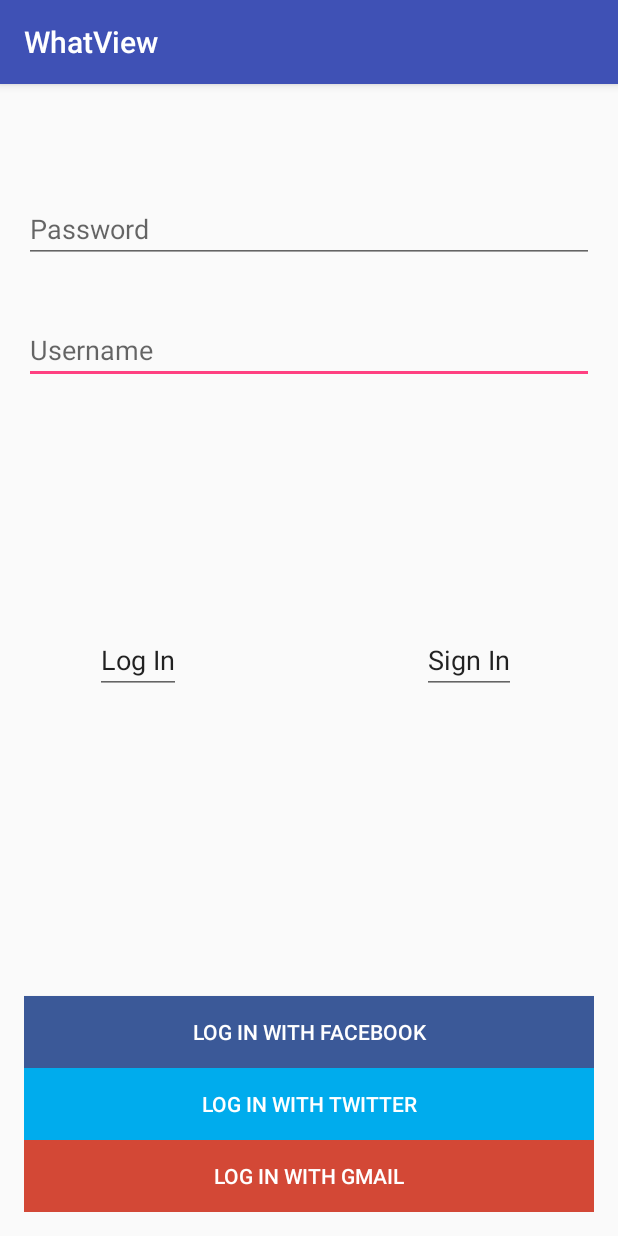
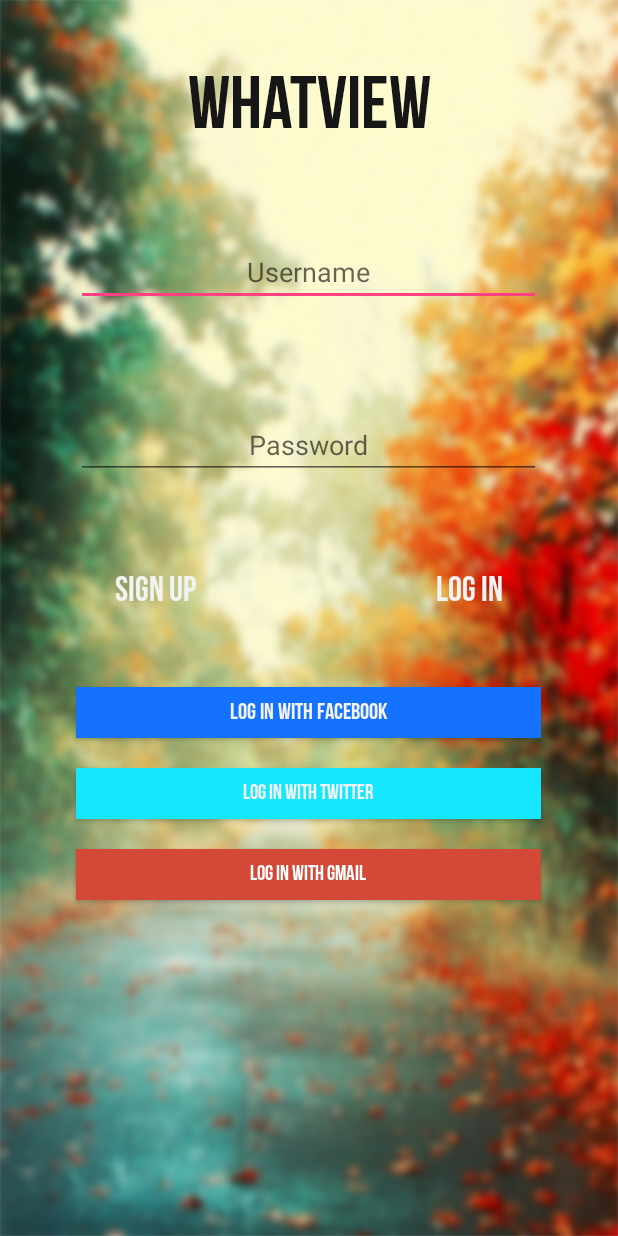
Before and after one commit to Fortune9316/whatview, an Android app: the screen it shows after launch (MainActivity), on a phone screen of 412 x 824 dp. Run offline under Robolectric (Android 15) with nearby library versions, the phone set to English and light mode, and no system bars.

Commit message:
Design / link activitys

```diff
--- a/app/src/main/AndroidManifest.xml
+++ b/app/src/main/AndroidManifest.xml
@@ -16,7 +16,7 @@
             </intent-filter>
         </activity>
         <activity android:name=".SignUpActivity"></activity>
-        <activity android:name=".PickActivity"   android:theme="@style/Theme.AppCompat.Light.NoActionBar"> </activity>
+        <activity android:name=".PickActivity"> </activity>
     </application>
 
 </manifest>
--- a/app/src/main/java/com/izi/whatview/MainActivity.java
+++ b/app/src/main/java/com/izi/whatview/MainActivity.java
@@ -1,13 +1,71 @@
 package com.izi.whatview;
 
+import android.content.Intent;
+import android.graphics.Typeface;
+import android.os.Handler;
 import android.support.v7.app.AppCompatActivity;
 import android.os.Bundle;
+import android.view.View;
+import android.view.Window;
+import android.view.WindowManager;
+import android.widget.Button;
+import android.widget.TextView;
+import android.widget.Toast;
+
+import org.w3c.dom.Text;
 
 public class MainActivity extends AppCompatActivity {
 
+    UiController uiController;
+
+    TextView titleAppTv;
+    TextView logInTv;
+    TextView singUpTv;
+    Button logInFaceBtn;
+    Button logInTwittBtn;
+    Button logInGmailBtn;
     @Override
     protected void onCreate(Bundle savedInstanceState) {
         super.onCreate(savedInstanceState);
+        uiController = new UiController();
         setContentView(R.layout.activity_main);
+
+        titleAppTv = (TextView)findViewById(R.id.TitleApp);
+        logInTv = (TextView)findViewById(R.id.tvLogIn);
+        singUpTv = (TextView)findViewById(R.id.tvSignIn);
+        logInFaceBtn = (Button) findViewById(R.id.btnFacebook);
+        logInTwittBtn = (Button) findViewById(R.id.btnTwitter);
+        logInGmailBtn = (Button) findViewById(R.id.btnGmail);
+
+        Typeface type = Typeface.createFromAsset(getAssets(),"fonts/BebasNeue.otf");
+        titleAppTv.setTypeface(type);
+        singUpTv.setTypeface(type);
+        logInTv.setTypeface(type);
+        logInFaceBtn.setTypeface(type);
+        logInTwittBtn.setTypeface(type);
+        logInGmailBtn.setTypeface(type);
+
+    }
+
+    @Override
+    protected void onResume() {
+        super.onResume();
+        uiController.HideUiBars(getWindow());
+    }
+
+    @Override
+    public void onWindowFocusChanged(boolean hasFocus) {
+        super.onWindowFocusChanged(hasFocus);
+        uiController.HideUiBars(getWindow());
+    }
+
+    public void SingIn(View view) {
+        Intent i = new Intent(getApplicationContext(),SignUpActivity.class);
+        startActivity(i);
+    }
+
+    public void LogIn(View view) {
+        Intent i = new Intent(getApplicationContext(),PickActivity.class);
+        startActivity(i);
     }
 }
--- /dev/null
+++ b/app/src/main/java/com/izi/whatview/UiController.java
@@ -0,0 +1,39 @@
+package com.izi.whatview;
+
+import android.content.Context;
+import android.graphics.Typeface;
+import android.util.Log;
+import android.view.View;
+import android.view.Window;
+import java.lang.reflect.Field;
+
+/**
+ * Created by carlos on 30/10/2016.
+ */
+// class for UI rules in activitys
+
+public class UiController {
+
+    Typeface type;
+
+    public UiController(){
+
+    }
+
+    public void HideUiBars(Window window){
+        View decorView = window.getDecorView();
+        int uiOptions = View.SYSTEM_UI_FLAG_LAYOUT_STABLE
+                | View.SYSTEM_UI_FLAG_LAYOUT_HIDE_NAVIGATION
+                | View.SYSTEM_UI_FLAG_LAYOUT_FULLSCREEN
+                | View.SYSTEM_UI_FLAG_HIDE_NAVIGATION
+                | View.SYSTEM_UI_FLAG_FULLSCREEN
+                | View.SYSTEM_UI_FLAG_IMMERSIVE_STICKY;
+        decorView.setSystemUiVisibility(uiOptions);
+    }
+
+    public Typeface GetCustomTypeface(Context context){
+        type = Typeface.createFromAsset(context.getAssets(),"fonts/BebasNeue.otf");
+        return  type;
+    }
+
+}
--- a/app/src/main/res/layout/activity_main.xml
+++ b/app/src/main/res/layout/activity_main.xml
@@ -1,85 +1,112 @@
 <?xml version="1.0" encoding="utf-8"?>
-<RelativeLayout xmlns:android="http://schemas.android.com/apk/res/android"
+<LinearLayout xmlns:android="http://schemas.android.com/apk/res/android"
     xmlns:tools="http://schemas.android.com/tools"
     android:layout_width="match_parent"
     android:layout_height="match_parent"
-    android:paddingBottom="@dimen/activity_vertical_margin"
-    android:paddingLeft="@dimen/activity_horizontal_margin"
-    android:paddingRight="@dimen/activity_horizontal_margin"
-    android:paddingTop="@dimen/activity_vertical_margin"
     tools:context="com.izi.whatview.MainActivity"
+    android:background="@drawable/background"
+    android:gravity="center_horizontal"
     android:orientation="vertical">
 
-    <EditText
+    <TextView
+        android:gravity="center_horizontal"
+        android:textSize="50dp"
+        android:layout_marginTop="40dp"
+        android:id="@+id/TitleApp"
         android:layout_width="match_parent"
         android:layout_height="wrap_content"
+        android:textColor="#161616"
+        android:text="@string/app_name"/>
+    <EditText
+
+        android:gravity="center_horizontal"
+        android:layout_width="310dp"
+        android:layout_height="wrap_content"
         android:id="@+id/etxUsername"
-
-        android:layout_below="@+id/etxPassword"
-        android:layout_alignParentEnd="true"
-        android:layout_marginTop="35dp"
-        android:hint="@string/username"/>
-    <EditText
-        android:layout_width="match_parent"
-        android:layout_height="wrap_content"
-        android:id="@+id/etxPassword"
         android:layout_marginTop="58dp"
         android:layout_alignParentTop="true"
         android:layout_alignParentStart="true"
+        android:maxLines="1"
+        android:hint="@string/username"/>
+
+    <EditText
+        android:layout_width="310dp"
+        android:layout_height="wrap_content"
+        android:id="@+id/etxPassword"
+        android:gravity="center_horizontal"
+        android:layout_below="@+id/etxUsername"
+        android:layout_alignParentEnd="true"
+        android:layout_marginTop="70dp"
+        android:maxLines="1"
         android:hint="@string/password"/>
 
-    <Button
+    <LinearLayout
         android:layout_width="match_parent"
         android:layout_height="wrap_content"
+        android:orientation="horizontal"
+        android:layout_marginTop="60dp"
+        android:gravity="center_horizontal">
+        <TextView
+            android:layout_width="wrap_content"
+            android:layout_height="wrap_content"
+            android:id="@+id/tvSignIn"
+            android:text="@string/btnSignIn"
+            android:layout_marginEnd="100dp"
+            android:clickable="true"
+            android:layout_centerVertical="true"
+            android:layout_alignEnd="@+id/etxUsername"
+            android:textSize="23dp"
+            android:textColor="#f3f3f3"
+            android:onClick="SingIn"/>
+        <TextView
+            android:layout_width="wrap_content"
+            android:layout_height="wrap_content"
+            android:id="@+id/tvLogIn"
+            android:text="@string/btnLogIn"
+            android:layout_marginStart="60dp"
+            android:clickable="true"
+            android:layout_alignTop="@+id/etxSignIn"
+            android:layout_alignParentStart="true"
+            android:textSize="23dp"
+            android:textColor="#f3f3f3"
+            android:onClick="LogIn"/>
+    </LinearLayout>
+
+
+
+
+    <Button
+        android:layout_width="310dp"
+        android:layout_height="34dp"
         android:text="@string/facebook"
         android:id="@+id/btnFacebook"
         android:layout_gravity="center_horizontal"
-        android:background="#3b5998"
-        android:textColor="#ffffff"
-        android:layout_above="@+id/btnTwitter"
-        android:layout_alignParentEnd="true" />
+        android:background="#1572ff"
+        android:textColor="#f3f3f3"
+        android:layout_marginTop="50dp"
+        android:textSize="15sp"
+        />
 
     <Button
-        android:layout_width="match_parent"
-        android:layout_height="wrap_content"
+        android:layout_width="310dp"
+        android:layout_height="34dp"
         android:text="@string/twitter"
         android:id="@+id/btnTwitter"
         android:layout_gravity="center_horizontal"
-        android:background="#00aced"
-        android:textColor="#ffffff"
-        android:layout_above="@+id/btnGmail"
-        android:layout_alignParentStart="true" />
+        android:background="#15e7ff"
+        android:textColor="#f3f3f3"
+        android:layout_marginTop="20dp"
+         />
 
     <Button
-        android:layout_width="match_parent"
-        android:layout_height="wrap_content"
+        android:layout_width="310dp"
+        android:layout_height="34dp"
         android:text="@string/gmail"
         android:id="@+id/btnGmail"
         android:layout_gravity="center_horizontal"
         android:background="#d34836"
         android:textColor="#ffffff"
-        android:layout_alignParentBottom="true"
-        android:layout_centerHorizontal="true" />
+        android:layout_marginTop="20dp" />
 
-    <EditText
-        android:layout_width="wrap_content"
-        android:layout_height="wrap_content"
-        android:id="@+id/etxSignIn"
-        android:text="@string/btnSignIn"
-        android:layout_marginEnd="52dp"
-        android:clickable="true"
-        android:layout_centerVertical="true"
-        android:layout_alignEnd="@+id/etxUsername"
-        android:onClick=""/>
 
-    <EditText
-        android:layout_width="wrap_content"
-        android:layout_height="wrap_content"
-        android:id="@+id/etxLogIn"
-        android:text="@string/btnLogIn"
-        android:layout_marginStart="47dp"
-        android:clickable="true"
-        android:layout_alignTop="@+id/etxSignIn"
-        android:layout_alignParentStart="true"
-        android:onClick=""/>
-</RelativeLayout>
+</LinearLayout>
--- a/app/src/main/res/values/strings.xml
+++ b/app/src/main/res/values/strings.xml
@@ -1,7 +1,7 @@
 <resources>
     <string name="app_name">WhatView</string>
     <string name="btnLogIn">Log In</string>
-    <string name="btnSignIn">Sign In</string>
+    <string name="btnSignIn">Sign Up</string>
     <string name="username">Username</string>
     <string name="password">Password</string>
     <string name="facebook">Log in with Facebook</string>
--- a/app/src/main/res/values/styles.xml
+++ b/app/src/main/res/values/styles.xml
@@ -1,7 +1,7 @@
 <resources>
 
     <!-- Base application theme. -->
-    <style name="AppTheme" parent="Theme.AppCompat.Light.DarkActionBar">
+    <style name="AppTheme" parent="Theme.AppCompat.Light.NoActionBar">
         <!-- Customize your theme here. -->
         <item name="colorPrimary">@color/colorPrimary</item>
         <item name="colorPrimaryDark">@color/colorPrimaryDark</item>
--- a/build.gradle
+++ b/build.gradle
@@ -5,7 +5,7 @@ buildscript {
         jcenter()
     }
     dependencies {
-        classpath 'com.android.tools.build:gradle:2.1.2'
+        classpath 'com.android.tools.build:gradle:2.2.2'
 
         // NOTE: Do not place your application dependencies here; they belong
         // in the individual module build.gradle files
```
Also changed, not shown: app/src/main/java/com/izi/whatview/PickActivity.java (+22 -23 lines), app/src/main/java/com/izi/whatview/SignUpActivity.java (+29 -0 lines), app/src/main/res/layout/activity_pick.xml (+2 -5 lines), app/src/main/res/layout/activity_sign_up.xml (+45 -17 lines), app/src/main/assets/fonts/BebasNeue.otf (added), app/src/main/res/drawable/background.png (added), app/src/main/res/drawable/cam.png (added), app/src/main/res/drawable/pp.jpg (added), gradle/wrapper/gradle-wrapper.properties.
